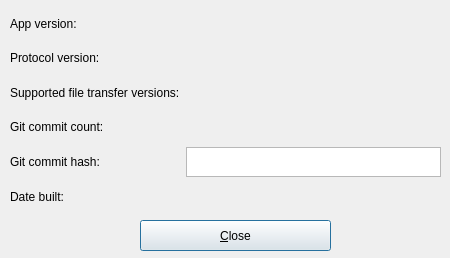
Old version of the form src/gui/form_about.ui in the repository nonlin-lin-chaos-order-etc-etal/i2pchat.
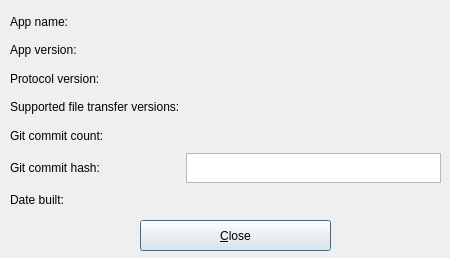
New version of the form. Icons and pictures are not drawn.

Commit message: fixed about box

Patch:
```diff
--- a/src/gui/form_about.ui
+++ b/src/gui/form_about.ui
@@ -87,84 +87,21 @@
         <property name="sizeConstraint">
          <enum>QLayout::SetMaximumSize</enum>
         </property>
-        <item row="0" column="0">
+        <item row="4" column="1">
+         <widget class="QLabel" name="labelGitCommitCount">
+          <property name="text">
+           <string>&lt;git commit count&gt;</string>
+          </property>
+         </widget>
+        </item>
+        <item row="1" column="0">
          <widget class="QLabel" name="label">
           <property name="text">
            <string>App version:</string>
           </property>
          </widget>
         </item>
-        <item row="0" column="1">
-         <widget class="QLabel" name="label_9">
-          <property name="text">
-           <string>&lt;app version&gt;</string>
-          </property>
-         </widget>
-        </item>
-        <item row="1" column="0">
-         <widget class="QLabel" name="label_2">
-          <property name="text">
-           <string>Protocol version:</string>
-          </property>
-         </widget>
-        </item>
-        <item row="2" column="0">
-         <widget class="QLabel" name="label_6">
-          <property name="text">
-           <string>Supported file transfer versions:</string>
-          </property>
-         </widget>
-        </item>
-        <item row="3" column="1">
-         <widget class="QLabel" name="labelGitCommitCount">
-          <property name="text">
-           <string>&lt;git c c&gt;</string>
-          </property>
-         </widget>
-        </item>
-        <item row="3" column="0">
-         <widget class="QLabel" name="label_5">
-          <property name="text">
-           <string>Git commit count:</string>
-          </property>
-         </widget>
-        </item>
-        <item row="2" column="1">
-         <widget class="QLabel" name="label_supportedVersion">
-          <property name="text">
-           <string>&lt;protocol values&gt;</string>
-          </property>
-         </widget>
-        </item>
-        <item row="1" column="1">
-         <widget class="QLabel" name="label_10">
-          <property name="text">
-           <string>&lt;protocol version&gt;</string>
-          </property>
-         </widget>
-        </item>
         <item row="5" column="1">
-         <widget class="QLabel" name="label_dateCompile">
-          <property name="text">
-           <string>&lt;date built&gt;</string>
-          </property>
-         </widget>
-        </item>
-        <item row="4" column="0">
-         <widget class="QLabel" name="label_7">
-          <property name="text">
-           <string>Git commit hash:</string>
-          </property>
-         </widget>
-        </item>
-        <item row="5" column="0">
-         <widget class="QLabel" name="label_3">
-          <property name="text">
-           <string>Date built:</string>
-          </property>
-         </widget>
-        </item>
-        <item row="4" column="1">
          <widget class="QTextBrowser" name="gitCommitHashTextBrowser">
           <property name="maximumSize">
            <size>
@@ -183,6 +120,83 @@
           </property>
          </widget>
         </item>
+        <item row="3" column="1">
+         <widget class="QLabel" name="label_supportedVersion">
+          <property name="text">
+           <string>&lt;protocol values&gt;</string>
+          </property>
+         </widget>
+        </item>
+        <item row="5" column="0">
+         <widget class="QLabel" name="label_7">
+          <property name="text">
+           <string>Git commit hash:</string>
+          </property>
+         </widget>
+        </item>
+        <item row="2" column="0">
+         <widget class="QLabel" name="label_2">
+          <property name="text">
+           <string>Protocol version:</string>
+          </property>
+         </widget>
+        </item>
+        <item row="4" column="0">
+         <widget class="QLabel" name="label_5">
+          <property name="text">
+           <string>Git commit count:</string>
+          </property>
+         </widget>
+        </item>
+        <item row="1" column="1">
+         <widget class="QLabel" name="label_9">
+          <property name="text">
+           <string>&lt;app version&gt;</string>
+          </property>
+         </widget>
+        </item>
+        <item row="6" column="0">
+         <widget class="QLabel" name="label_3">
+          <property name="text">
+           <string>Date built:</string>
+          </property>
+         </widget>
+        </item>
+        <item row="3" column="0">
+         <widget class="QLabel" name="label_6">
+          <property name="text">
+           <string>Supported file transfer versions:</string>
+          </property>
+         </widget>
+        </item>
+        <item row="6" column="1">
+         <widget class="QLabel" name="label_dateCompile">
+          <property name="text">
+           <string>&lt;date built&gt;</string>
+          </property>
+         </widget>
+        </item>
+        <item row="2" column="1">
+         <widget class="QLabel" name="label_10">
+          <property name="text">
+           <string>&lt;protocol version&gt;</string>
+          </property>
+         </widget>
+        </item>
+        <item row="0" column="0">
+         <widget class="QLabel" name="label_4">
+          <property name="text">
+           <string>App name:</string>
+          </property>
+         </widget>
+        </item>
+        <item row="0" column="1">
+         <widget class="QLabel" name="appNameLabel">
+          <property name="text">
+           <string>&lt;app name&gt;</string>
+          </property>
+         </widget>
+        </item>
        </layout>
       </widget>
      </widget>
```
The commit also changes 5 other files.
